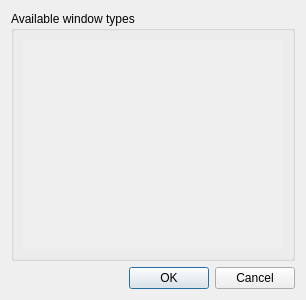
Qt form src/asammdf/gui/ui/windows_selection_dialog.ui (danielhrisca/asammdf) before a commit.
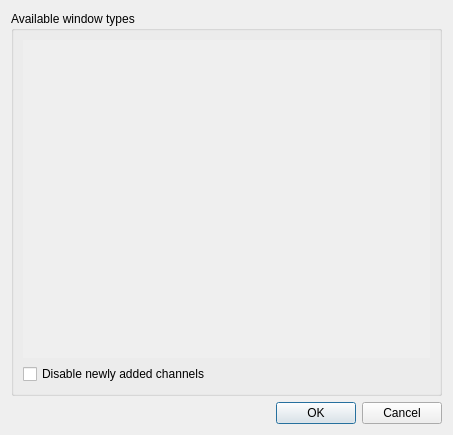
The same form after that commit.

Commit message: add options to disable newly added channels in the plot windows

```diff
--- a/src/asammdf/gui/ui/windows_selection_dialog.ui
+++ b/src/asammdf/gui/ui/windows_selection_dialog.ui
@@ -6,8 +6,8 @@
    <rect>
     <x>0</x>
     <y>0</y>
-    <width>306</width>
-    <height>300</height>
+    <width>453</width>
+    <height>435</height>
    </rect>
   </property>
   <property name="windowTitle">
@@ -39,8 +39,8 @@
           <rect>
            <x>0</x>
            <y>0</y>
-           <width>268</width>
-           <height>220</height>
+           <width>415</width>
+           <height>325</height>
           </rect>
          </property>
          <layout class="QVBoxLayout" name="verticalLayout_3">
@@ -63,6 +63,13 @@
         </widget>
        </widget>
       </item>
+      <item>
+       <widget class="QCheckBox" name="disable_channels">
+        <property name="text">
+         <string>Disable newly added channels</string>
+        </property>
+       </widget>
+      </item>
      </layout>
     </widget>
    </item>
```
The commit also changes 8 other files.
